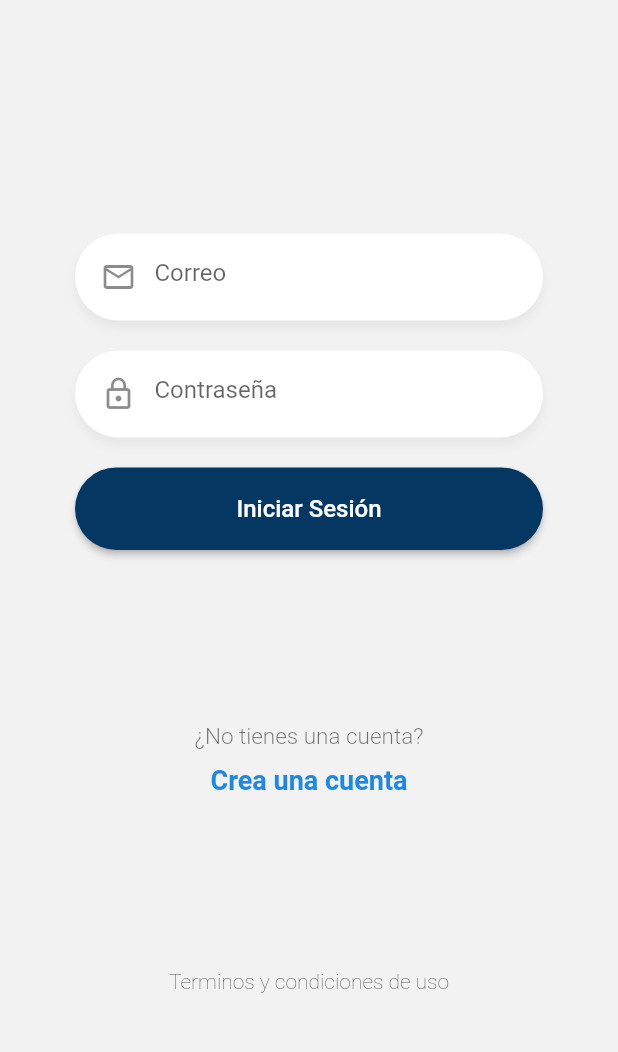
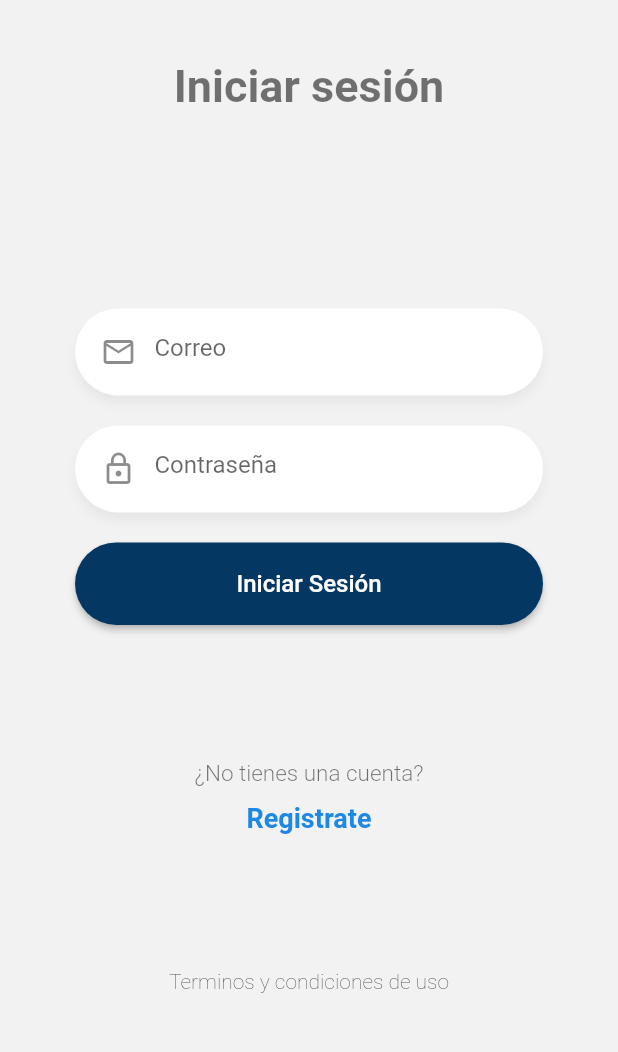
Before and after one commit to fedelombar/flutter_app_v1, a Flutter app: the screen it shows after launch, on a phone screen of 412 x 824 dp, the part 119-1171 px from its top. Run offline on Flutter 3.47's test engine with Material 2 defaults, Android fonts, the light colour scheme and no system bars.

Commit message:
:rocket: login and register screens

```diff
--- a/lib/pages/login_page.dart
+++ b/lib/pages/login_page.dart
@@ -18,9 +18,15 @@ class LoginPage extends StatelessWidget {
               child: Column(
                 mainAxisAlignment: MainAxisAlignment.spaceBetween,
                 children: <Widget>[
-                  Logo(),
+                  Logo(
+                    title: 'Iniciar sesión',
+                  ),
                   _Form(),
-                  Labels(),
+                  Labels(
+                    route: 'register',
+                    title: '¿No tienes una cuenta?',
+                    subtitle: 'Registrate',
+                  ),
                   Text(
                     'Terminos y condiciones de uso',
                     style: TextStyle(fontWeight: FontWeight.w200),
--- a/lib/widgets/labels.dart
+++ b/lib/widgets/labels.dart
@@ -1,25 +1,41 @@
 import 'package:flutter/material.dart';
 
 class Labels extends StatelessWidget {
+  final String route;
+  final String title;
+  final String subtitle;
+
+  const Labels({
+    Key? key,
+    required this.route,
+    required this.title,
+    required this.subtitle,
+  }) : super(key: key);
+
   @override
   Widget build(BuildContext context) {
     return Container(
       child: Column(
         children: <Widget>[
           Text(
-            '¿No tienes una cuenta?',
+            title,
             style: TextStyle(
                 color: Colors.black54,
                 fontSize: 15,
                 fontWeight: FontWeight.w300),
           ),
           SizedBox(height: 10),
-          Text(
-            'Crea una cuenta',
-            style: TextStyle(
-                color: Colors.blue[600],
-                fontSize: 18,
-                fontWeight: FontWeight.bold),
+          GestureDetector(
+            child: Text(
+              subtitle,
+              style: TextStyle(
+                  color: Colors.blue[600],
+                  fontSize: 18,
+                  fontWeight: FontWeight.bold),
+            ),
+            onTap: () {
+              Navigator.pushReplacementNamed(context, route);
+            },
           ),
         ],
       ),
--- a/lib/widgets/logo.dart
+++ b/lib/widgets/logo.dart
@@ -1,6 +1,10 @@
 import 'package:flutter/material.dart';
 
 class Logo extends StatelessWidget {
+  final String title;
+
+  const Logo({Key? key, required this.title}) : super(key: key);
+
   @override
   Widget build(BuildContext context) {
     return Center(
@@ -12,6 +16,14 @@ class Logo extends StatelessWidget {
             Image(
               image: AssetImage('assets/logo-castor.png'),
             ),
+            SizedBox(height: 40),
+            Text(
+              title,
+              style: TextStyle(
+                  fontSize: 30,
+                  fontWeight: FontWeight.bold,
+                  color: Colors.black54),
+            ),
           ],
         ),
       ),
```
Also changed, not shown: lib/pages/register_page.dart (+91 -4 lines).
